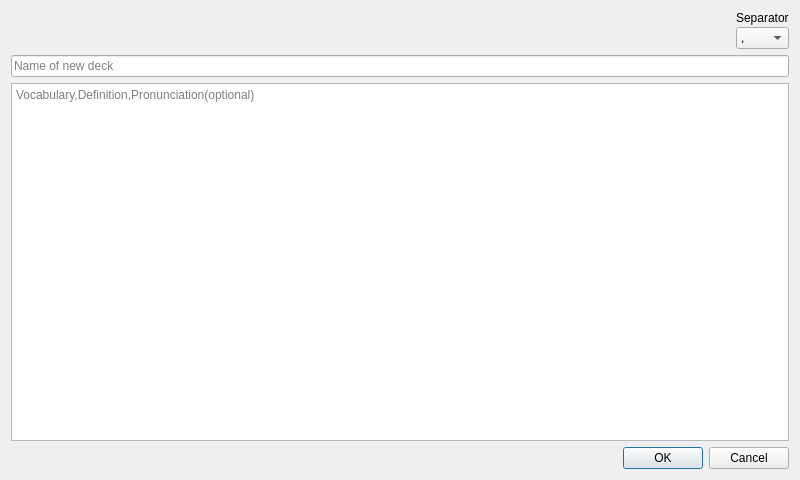
The window that cjk-trainer/ui/ImportCsvDialog.ui (mruiz42/cjk-trainer) describes before a commit, drawn with Qt 5.
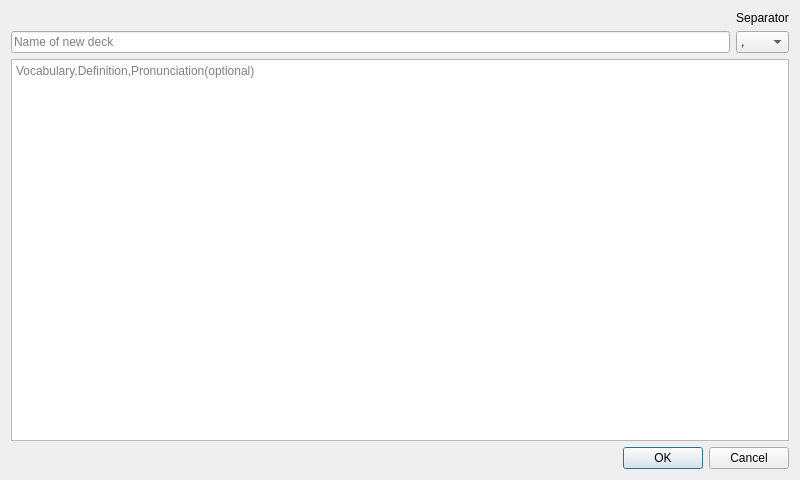
The same window after the commit. Icons and pictures are not drawn.

Commit message: UI improvements, working on csv import supporting multiple delimiters

What changed in the file:
```diff
--- a/cjk-trainer/ui/ImportCsvDialog.ui
+++ b/cjk-trainer/ui/ImportCsvDialog.ui
@@ -21,31 +21,8 @@
    <item>
     <layout class="QHBoxLayout" name="horizontalLayout_3">
      <item>
-      <spacer name="horizontalSpacer_3">
-       <property name="orientation">
-        <enum>Qt::Horizontal</enum>
-       </property>
-       <property name="sizeHint" stdset="0">
-        <size>
-         <width>40</width>
-         <height>20</height>
-        </size>
-       </property>
-      </spacer>
-     </item>
-     <item>
-      <layout class="QVBoxLayout" name="verticalLayout_2">
-       <property name="spacing">
-        <number>2</number>
-       </property>
-       <item>
-        <widget class="QLabel" name="label_separator">
-         <property name="text">
-          <string>Separator</string>
-         </property>
-        </widget>
-       </item>
-       <item>
+      <layout class="QGridLayout" name="gridLayout">
+       <item row="1" column="1">
         <widget class="QComboBox" name="comboBox_separator">
          <property name="frame">
           <bool>true</bool>
@@ -77,20 +54,30 @@
          </item>
         </widget>
        </item>
+       <item row="1" column="0">
+        <widget class="QLineEdit" name="lineEdit_tableName">
+         <property name="acceptDrops">
+          <bool>false</bool>
+         </property>
+         <property name="placeholderText">
+          <string>Name of new deck</string>
+         </property>
+        </widget>
+       </item>
+       <item row="0" column="1">
+        <widget class="QLabel" name="label_separator">
+         <property name="text">
+          <string>Separator</string>
+         </property>
+         <property name="alignment">
+          <set>Qt::AlignCenter</set>
+         </property>
+        </widget>
+       </item>
       </layout>
      </item>
     </layout>
    </item>
-   <item>
-    <widget class="QLineEdit" name="lineEdit_tableName">
-     <property name="acceptDrops">
-      <bool>false</bool>
-     </property>
-     <property name="placeholderText">
-      <string>Name of new deck</string>
-     </property>
-    </widget>
-   </item>
    <item>
     <widget class="QPlainTextEdit" name="plainTextEdit">
      <property name="focusPolicy">
```
Left out of the diff: 5 changed lines with no effect on the pictures. The commit also changes 9 other files.
